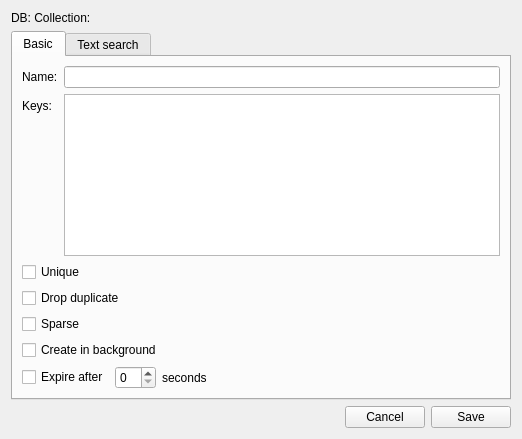
Before: the Qt Designer form qml/create-index.ui in naponmeka/monger, drawn with Qt 5.
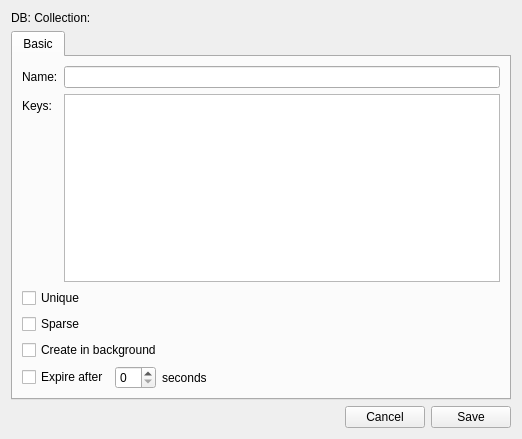
After: the same form once the commit is applied.

```diff
--- a/qml/create-index.ui
+++ b/qml/create-index.ui
@@ -62,13 +62,13 @@
          </property>
         </widget>
        </item>
-       <item>
+       <!-- <item>
         <widget class="QCheckBox" name="checkBox_3">
          <property name="text">
           <string>Drop duplicate</string>
          </property>
         </widget>
-       </item>
+       </item> -->
        <item>
         <widget class="QCheckBox" name="checkBox_2">
          <property name="text">
@@ -119,11 +119,11 @@
        </item>
       </layout>
      </widget>
-     <widget class="QWidget" name="tab_2">
+     <!-- <widget class="QWidget" name="tab_2">
       <attribute name="title">
        <string>Text search</string>
       </attribute>
-     </widget>
+     </widget> -->
     </widget>
    </item>
    <item>
```
Left out of the diff: 14 changed lines with no effect on the pictures.
